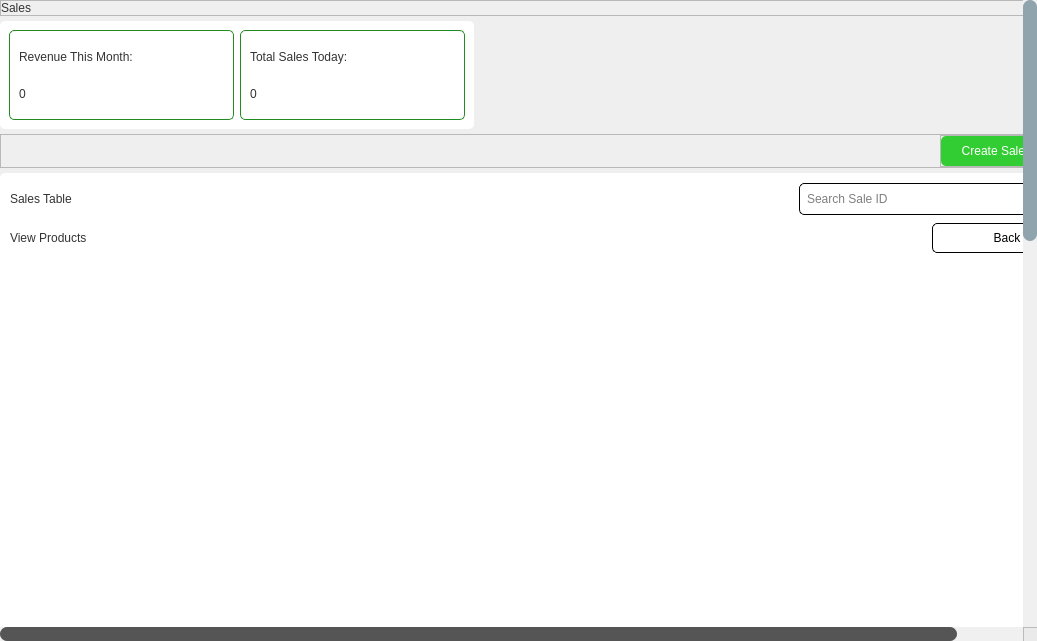
The window that app/src/ui/NEW/sales_report_page.ui (Kazu0210/Inventory-System) describes before a commit, drawn with Qt 5.
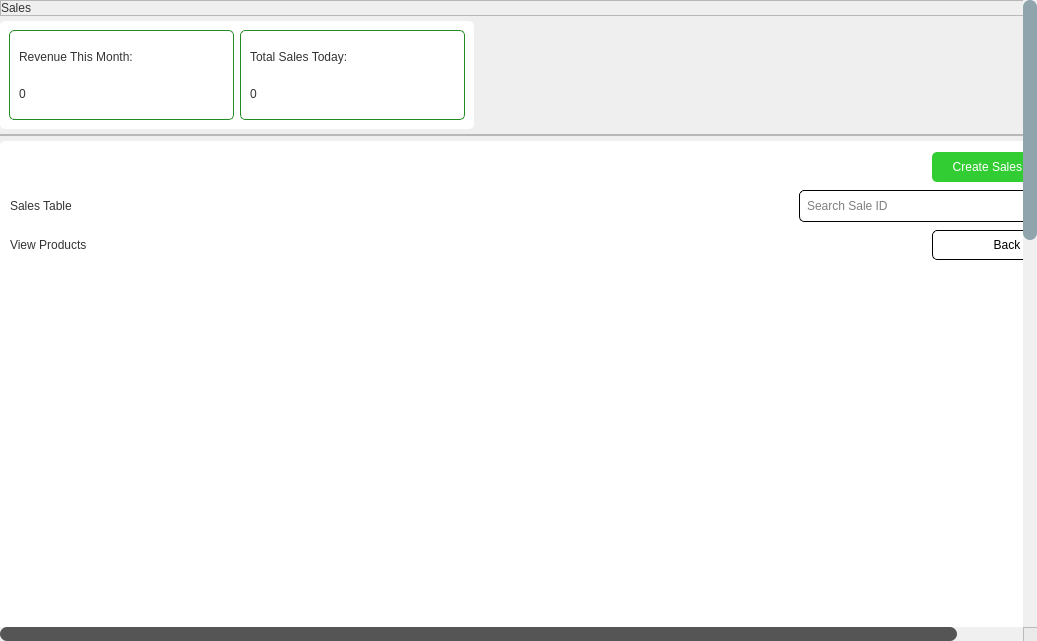
The same window after the commit. Icons and pictures are not drawn.

Diff of the .ui file:
```diff
--- a/app/src/ui/NEW/sales_report_page.ui
+++ b/app/src/ui/NEW/sales_report_page.ui
@@ -90,10 +90,10 @@
      <widget class="QWidget" name="scrollAreaWidgetContents">
       <property name="geometry">
        <rect>
-        <x>-70</x>
-        <y>-31</y>
+        <x>0</x>
+        <y>0</y>
         <width>1093</width>
-        <height>1649</height>
+        <height>1656</height>
        </rect>
       </property>
       <layout class="QVBoxLayout" name="verticalLayout_3">
@@ -324,7 +324,31 @@
           <property name="bottomMargin">
            <number>0</number>
           </property>
-          <item alignment="Qt::AlignRight">
+         </layout>
+        </widget>
+       </item>
+       <item>
+        <widget class="QFrame" name="frame_6">
+         <property name="styleSheet">
+          <string notr="true">#frame_6{
+background-color: #fff;
+border-radius: 5px;
+}
+*{
+background-color: transparent;
+}</string>
+         </property>
+         <property name="frameShape">
+          <enum>QFrame::StyledPanel</enum>
+         </property>
+         <property name="frameShadow">
+          <enum>QFrame::Raised</enum>
+         </property>
+         <layout class="QVBoxLayout" name="verticalLayout_13">
+          <property name="spacing">
+           <number>5</number>
+          </property>
+          <item>
            <widget class="QFrame" name="frame_3">
             <property name="frameShape">
              <enum>QFrame::StyledPanel</enum>
@@ -332,6 +356,30 @@
             <property name="frameShadow">
              <enum>QFrame::Raised</enum>
             </property>
+            <layout class="QHBoxLayout" name="horizontalLayout_12">
+             <property name="spacing">
+              <number>5</number>
+             </property>
+             <property name="leftMargin">
+              <number>0</number>
+             </property>
+             <property name="topMargin">
+              <number>0</number>
+             </property>
+             <property name="rightMargin">
+              <number>0</number>
+             </property>
+             <property name="bottomMargin">
+              <number>0</number>
+             </property>
+             <item>
+              <widget class="QFrame" name="frame_16">
+               <property name="frameShape">
+                <enum>QFrame::StyledPanel</enum>
+               </property>
+               <property name="frameShadow">
+                <enum>QFrame::Raised</enum>
+               </property>
             <layout class="QHBoxLayout" name="horizontalLayout">
              <property name="spacing">
               <number>0</number>
@@ -384,27 +432,6 @@
         </widget>
        </item>
        <item>
-        <widget class="QFrame" name="frame_6">
-         <property name="styleSheet">
-          <string notr="true">#frame_6{
-background-color: #fff;
-border-radius: 5px;
-}
-*{
-background-color: transparent;
-}</string>
-         </property>
-         <property name="frameShape">
-          <enum>QFrame::StyledPanel</enum>
-         </property>
-         <property name="frameShadow">
-          <enum>QFrame::Raised</enum>
-         </property>
-         <layout class="QVBoxLayout" name="verticalLayout_13">
-          <property name="spacing">
-           <number>5</number>
-          </property>
-          <item>
            <widget class="QFrame" name="frame_5">
             <property name="frameShape">
              <enum>QFrame::StyledPanel</enum>
```
Left out of the diff: 5 changed lines with no effect on the pictures. Lines whose indentation alone changed are shown as unchanged.
